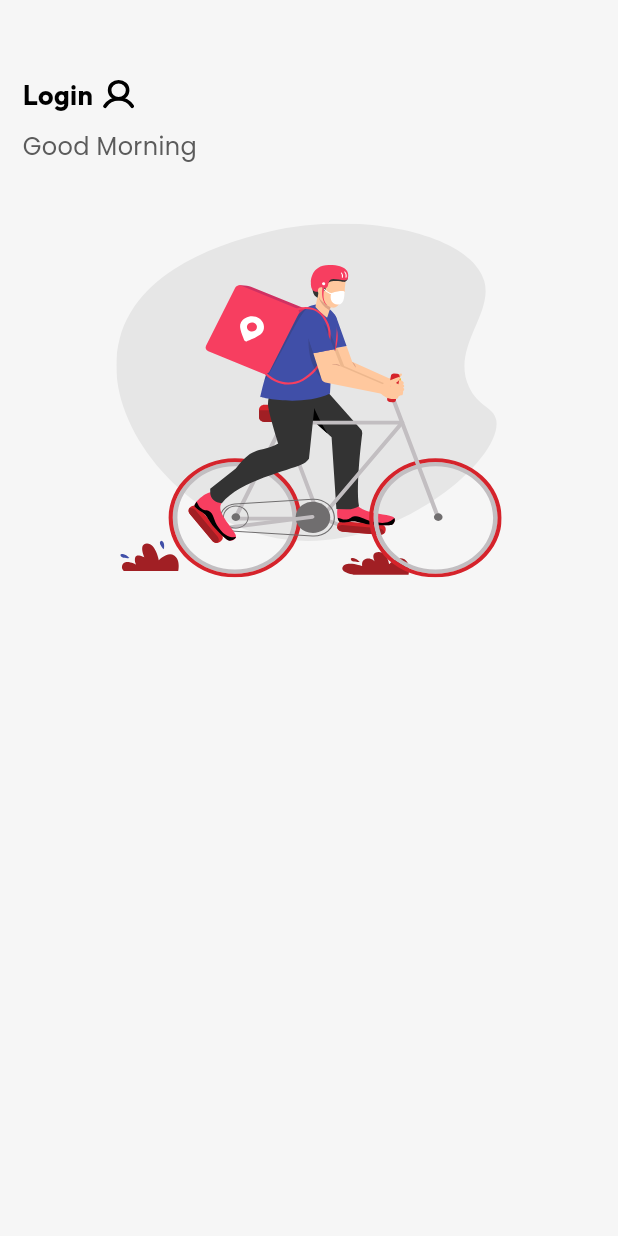
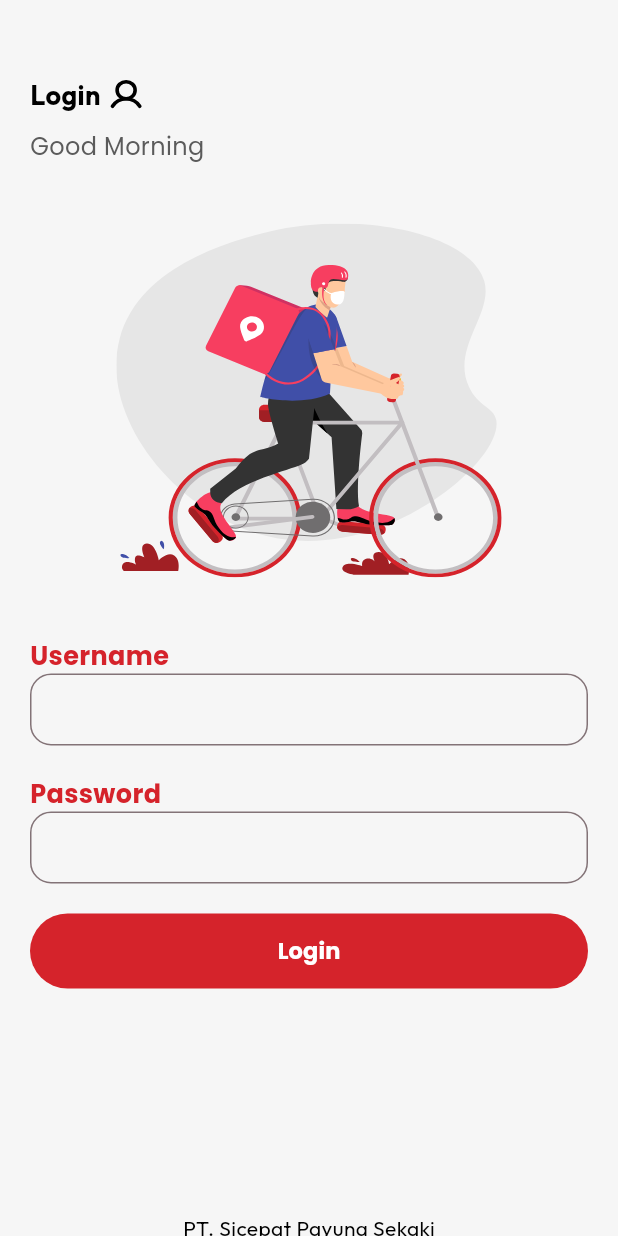
Before and after one commit to nazirxz/flutcepat, a Flutter app: the screen it shows after launch, on a phone screen of 412 x 824 dp. Run offline on Flutter 3.47's test engine with Material 3 defaults, Android fonts, the phone set to English and light mode, and no system bars; our stand-ins replace flutter_svg, google_fonts.

Commit message:
login page

```diff
--- a/lib/shared/theme.dart
+++ b/lib/shared/theme.dart
@@ -26,6 +26,10 @@ TextStyle outfitBold = GoogleFonts.outfit(
   color:blackColor
 );
 
+TextStyle poppinsboldWhite = GoogleFonts.poppins(
+  color:whiteColor,
+);
+
 FontWeight light = FontWeight.w300;
 FontWeight regular = FontWeight.w400;
 FontWeight medium = FontWeight.w500;
--- a/lib/ui/login.dart
+++ b/lib/ui/login.dart
@@ -11,7 +11,7 @@ class LoginPage extends StatelessWidget {
       backgroundColor: bgColor,
       body: ListView(
         padding: const EdgeInsets.symmetric(
-          horizontal: 15
+          horizontal: 20
         ),
         children:  [
           Container(
@@ -48,6 +48,73 @@ class LoginPage extends StatelessWidget {
             'assets/login_illustration.svg',
             width: 257,
             height: 236,
+          ),
+
+          const SizedBox(height: 40),
+
+          //INPUT FIELD
+
+          //Input Username
+          Text(
+            'Username',
+            style: poppinBold.copyWith(
+              fontSize: 17,
+              fontWeight: bold
+            ),
+          ),
+          TextFormField(
+            decoration: InputDecoration(
+              border: OutlineInputBorder(
+                borderRadius: BorderRadius.circular(14),
+              ),
+            contentPadding: const EdgeInsets.all(12)
+            ),
+          ),
+          const SizedBox(height: 20),
+
+          //Input Password
+           Text(
+            'Password',
+            style: poppinBold.copyWith(
+              fontSize: 17,
+              fontWeight: bold
+            ),
+          ),
+          TextFormField(
+            decoration: InputDecoration(
+              border: OutlineInputBorder(
+                borderRadius: BorderRadius.circular(14),
+              ),
+              contentPadding: const EdgeInsets.all(12)
+            ),
+          ),
+
+          //BUTTON LOGIN
+          const SizedBox(height: 20),
+          SizedBox(
+            width: double.infinity,
+            height: 50,
+            child: TextButton(
+              onPressed: (){},
+              style: TextButton.styleFrom(
+                backgroundColor: redColor,
+
+              ),
+              child: Text(
+                'Login',
+                style: poppinsboldWhite.copyWith(
+                  fontSize: 15,
+                  fontWeight: bold
+                ),
+                ),
+            ),
+          ),
+          const SizedBox(height: 150),
+          Align(
+            child: Text('PT. Sicepat Payung Sekaki',
+            style: outfitBold,
+
+          )
           )
 
         ],
```
